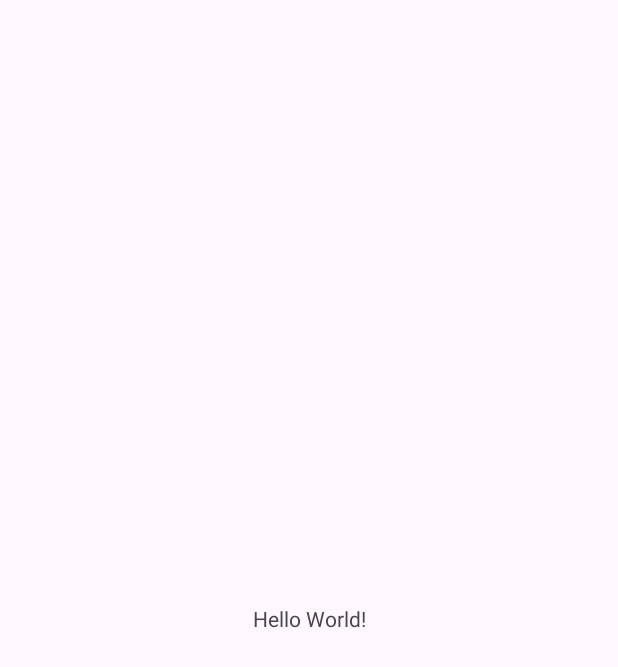
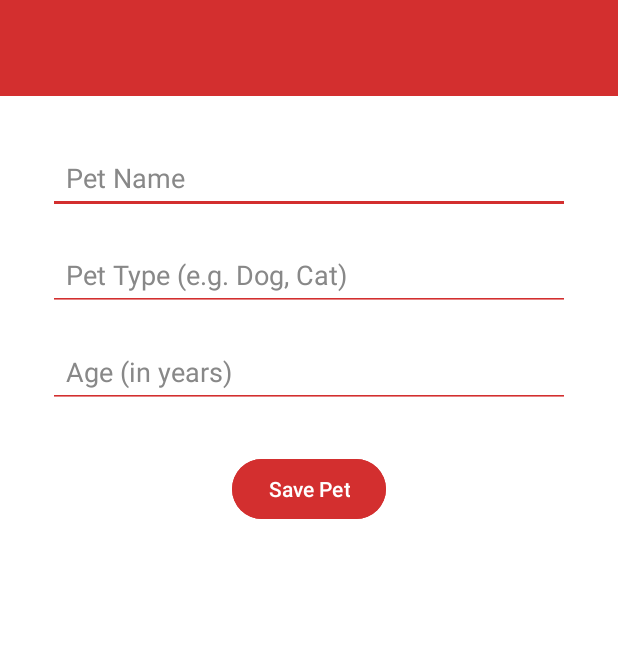
Before and after one commit to ChrisKelleher1947/Mobile-App-CA1, an Android app: the screen it shows after launch (PetCareActivity), on a phone screen of 412 x 824 dp. Before the commit the part shown is almost empty. Shown: the top 667 px of the screen. Run offline under Robolectric (Android 15) with nearby library versions, the phone set to English and light mode, and no system bars; our stand-ins replace Timber; 1 statement that could not run was skipped.

Commit message:
Added some xml layouts for activity and added strings for buttons that will be used

```diff
--- a/app/src/main/AndroidManifest.xml
+++ b/app/src/main/AndroidManifest.xml
@@ -12,7 +12,7 @@
         android:supportsRtl="true"
         android:theme="@style/Theme.CA1ChrisKelleherMobileAppDev">
         <activity
-            android:name=".PetCareActivity"
+            android:name=".activities.PetCareActivity"
             android:exported="true">
             <intent-filter>
                 <action android:name="android.intent.action.MAIN" />
--- a/app/src/main/java/org/wit/petcare/PetCareActivity.kt
+++ /dev/null
@@ -1,21 +0,0 @@
-package org.wit.petcare
-
-
-import android.os.Bundle
-import androidx.activity.enableEdgeToEdge
-import androidx.appcompat.app.AppCompatActivity
-import androidx.core.view.ViewCompat
-import androidx.core.view.WindowInsetsCompat
-
-class PetCareActivity : AppCompatActivity() {
-    override fun onCreate(savedInstanceState: Bundle?) {
-        super.onCreate(savedInstanceState)
-        enableEdgeToEdge()
-        setContentView(R.layout.activity_petcare)
-        ViewCompat.setOnApplyWindowInsetsListener(findViewById(R.id.main)) { v, insets ->
-            val systemBars = insets.getInsets(WindowInsetsCompat.Type.systemBars())
-            v.setPadding(systemBars.left, systemBars.top, systemBars.right, systemBars.bottom)
-            insets
-        }
-    }
-}
--- /dev/null
+++ b/app/src/main/java/org/wit/petcare/activities/PetCareActivity.kt
@@ -0,0 +1,28 @@
+package org.wit.petcare.activities
+
+import android.os.Bundle
+import androidx.activity.enableEdgeToEdge
+import androidx.appcompat.app.AppCompatActivity
+import androidx.core.view.ViewCompat
+import androidx.core.view.WindowInsetsCompat
+import org.wit.petcare.databinding.ActivityPetcareBinding
+import timber.log.Timber
+import timber.log.Timber.i
+
+class PetCareActivity : AppCompatActivity() {
+
+    private lateinit var binding: ActivityPetcareBinding
+
+    override fun onCreate(savedInstanceState: Bundle?) {
+        super.onCreate(savedInstanceState)
+        enableEdgeToEdge()
+
+        // Inflate the layout using View Binding
+        binding = ActivityPetcareBinding.inflate(layoutInflater)
+        setContentView(binding.root)
+
+        Timber.plant(Timber.DebugTree())
+        i("Placemark Activity started..")
+
+    }
+}
--- a/app/src/main/res/layout/activity_petcare.xml
+++ b/app/src/main/res/layout/activity_petcare.xml
@@ -1,19 +1,93 @@
 <?xml version="1.0" encoding="utf-8"?>
-<androidx.constraintlayout.widget.ConstraintLayout xmlns:android="http://schemas.android.com/apk/res/android"
+<androidx.constraintlayout.widget.ConstraintLayout
+    xmlns:android="http://schemas.android.com/apk/res/android"
     xmlns:app="http://schemas.android.com/apk/res-auto"
     xmlns:tools="http://schemas.android.com/tools"
     android:id="@+id/main"
     android:layout_width="match_parent"
     android:layout_height="match_parent"
-    tools:context=".PetCareActivity">
+    android:background="@color/colorPrimary"
+    tools:context=".activities.PetCareActivity">
 
-    <TextView
+    <!-- 🧭 Toolbar -->
+    <androidx.appcompat.widget.Toolbar
+        android:id="@+id/toolbar"
+        android:layout_width="0dp"
+        android:layout_height="wrap_content"
+        android:background="@color/colorAccent"
+        android:theme="@style/ThemeOverlay.AppCompat.Dark.ActionBar"
+        android:title="@string/toolbar_title"
+        android:titleTextColor="@color/colorPrimary"
+        app:titleTextAppearance="@style/TextAppearance.AppCompat.Large"
+        app:layout_constraintTop_toTopOf="parent"
+        app:layout_constraintStart_toStartOf="parent"
+        app:layout_constraintEnd_toEndOf="parent" />
+
+    <!-- 🐶 Pet Name -->
+    <EditText
+        android:id="@+id/petName"
+        android:layout_width="0dp"
+        android:layout_height="wrap_content"
+        android:autofillHints=""
+        android:hint="@string/hint_pet_name"
+        android:inputType="text"
+        android:textColorHint="#888888"
+        android:padding="12dp"
+        android:backgroundTint="@color/colorAccent"
+        android:textColor="@color/colorPrimaryDark"
+        app:layout_constraintTop_toBottomOf="@id/toolbar"
+        app:layout_constraintStart_toStartOf="parent"
+        app:layout_constraintEnd_toEndOf="parent"
+        android:layout_marginTop="30dp"
+        android:layout_marginHorizontal="32dp" />
+
+    <!-- 🐾 Pet Type -->
+    <EditText
+        android:id="@+id/petType"
+        android:layout_width="0dp"
+        android:layout_height="wrap_content"
+        android:autofillHints=""
+        android:hint="@string/hint_pet_type"
+        android:inputType="text"
+        android:textColorHint="#888888"
+        android:padding="12dp"
+        android:backgroundTint="@color/colorAccent"
+        android:textColor="@color/colorPrimaryDark"
+        app:layout_constraintTop_toBottomOf="@id/petName"
+        app:layout_constraintStart_toStartOf="parent"
+        app:layout_constraintEnd_toEndOf="parent"
+        android:layout_marginTop="16dp"
+        android:layout_marginHorizontal="32dp" />
+
+    <!-- 🧮 Pet Age -->
+    <EditText
+        android:id="@+id/petAge"
+        android:layout_width="0dp"
+        android:layout_height="wrap_content"
+        android:autofillHints=""
+        android:hint="@string/hint_pet_age"
+        android:inputType="number"
+        android:textColorHint="#888888"
+        android:padding="12dp"
+        android:backgroundTint="@color/colorAccent"
+        android:textColor="@color/colorPrimaryDark"
+        app:layout_constraintTop_toBottomOf="@id/petType"
+        app:layout_constraintStart_toStartOf="parent"
+        app:layout_constraintEnd_toEndOf="parent"
+        android:layout_marginTop="16dp"
+        android:layout_marginHorizontal="32dp" />
+
+    <!-- 💾 Save Button -->
+    <Button
+        android:id="@+id/btnSavePet"
         android:layout_width="wrap_content"
         android:layout_height="wrap_content"
-        android:text="Hello World!"
-        app:layout_constraintBottom_toBottomOf="parent"
+        android:text="@string/btn_save_pet"
+        android:textColor="@color/colorPrimary"
+        android:backgroundTint="@color/colorAccent"
+        app:layout_constraintTop_toBottomOf="@id/petAge"
+        app:layout_constraintStart_toStartOf="parent"
         app:layout_constraintEnd_toEndOf="parent"
-        app:layout_constraintStart_toStartOf="parent"
-        app:layout_constraintTop_toTopOf="parent" />
+        android:layout_marginTop="30dp" />
 
 </androidx.constraintlayout.widget.ConstraintLayout>
--- a/app/src/main/res/values/colors.xml
+++ b/app/src/main/res/values/colors.xml
@@ -1,5 +1,6 @@
 <?xml version="1.0" encoding="utf-8"?>
 <resources>
-    <color name="black">#FF000000</color>
-    <color name="white">#FFFFFFFF</color>
+    <color name="colorPrimary">#FFFFFF</color>
+    <color name="colorPrimaryDark">#000000</color>
+    <color name="colorAccent">#D32F2F</color>
 </resources>
--- a/app/src/main/res/values/strings.xml
+++ b/app/src/main/res/values/strings.xml
@@ -1,3 +1,9 @@
+<?xml version="1.0" encoding="utf-8"?>
 <resources>
-    <string name="app_name">CA1-ChrisKelleher-MobileAppDev</string>
+    <string name="app_name">Pet Care Manager</string>
+    <string name="toolbar_title">Pet Care Manager</string>
+    <string name="hint_pet_name">Pet Name</string>
+    <string name="hint_pet_type">Pet Type (e.g. Dog, Cat)</string>
+    <string name="hint_pet_age">Age (in years)</string>
+    <string name="btn_save_pet">Save Pet</string>
 </resources>
```
